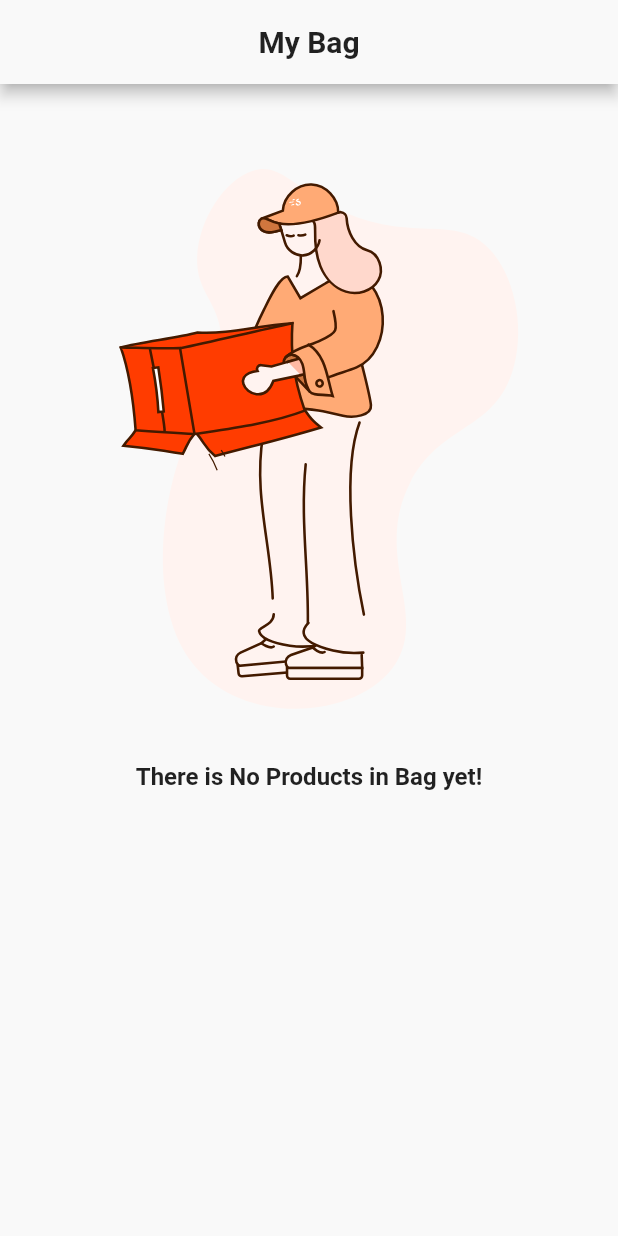
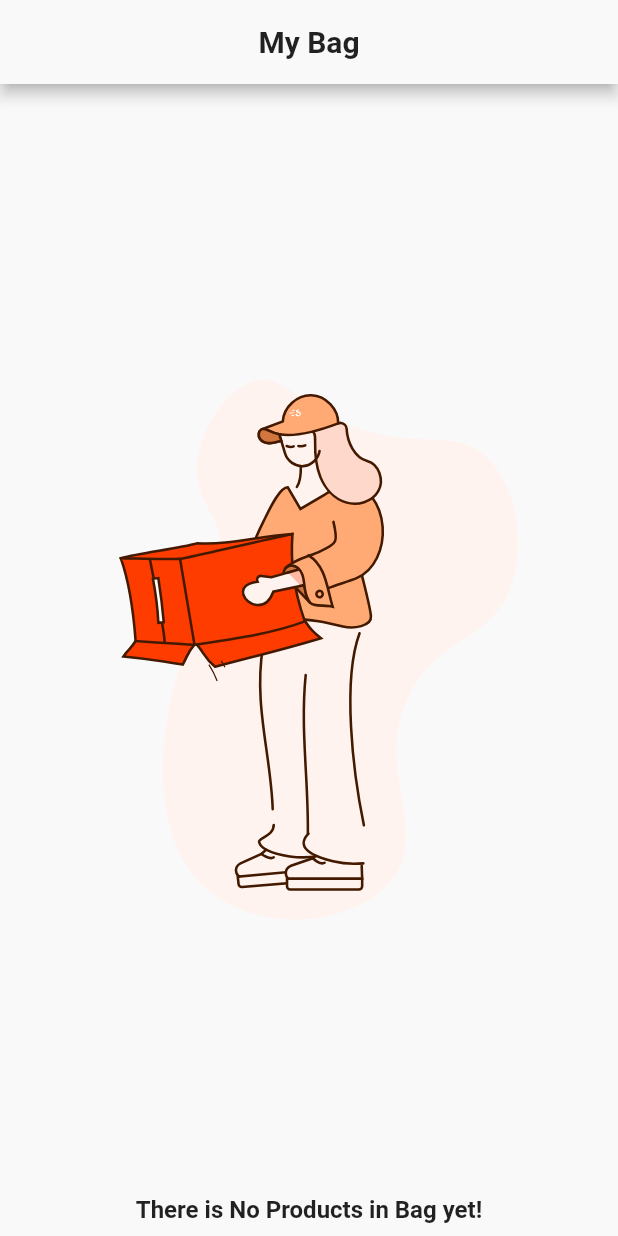
Before and after one commit to Mahmoudagha01/ShoPack-App-With-Clean-Architecture, a Flutter app: the CartView screen opened directly, on a phone screen of 412 x 824 dp. Run offline on Flutter 3.47's test engine with Material 2 defaults, Android fonts, the phone set to English and light mode, and no system bars; drawn by our look-alikes of lottie; our stand-ins replace bloc, carousel_slider, dartz, dio, equatable, flutter_bloc and 14 more; missing offline and left inert: cloudinary_sdk, fl_country_code_picker; accounts and stored records are empty; network calls fail; project files that could hold a hidden picture were left out.

Commit message:
handle some error in responsive ✔✔

```diff
--- a/lib/core/utilities/endpoints.dart
+++ b/lib/core/utilities/endpoints.dart
@@ -1,4 +1,6 @@
-const String baseUrlPath = 'http://192.168.1.6:4000/api/v1';
+import 'package:flutter_dotenv/flutter_dotenv.dart';
+
+String baseUrlPath =  dotenv.env['BASE_URL']!;
 const String paymentbaseUrlPath = 'https://accept.paymob.com/api';
 const String placesAutocompeleteUrlPath ="https://maps.googleapis.com/maps/api/place/autocomplete/json";
 const String placesUrlPath = "https://maps.googleapis.com/maps/api/place/details/json";
--- a/lib/core/utilities/strings.dart
+++ b/lib/core/utilities/strings.dart
@@ -55,7 +55,7 @@ class AppStrings {
   static const String verify = "Verify Email";
   static const String registerText = "Sign Up";
   static const String loading = "loading";
-  static const String retryAgain = "retry_again";
+  static const String updatePass = "Update Password";
   static const String ok = "Ok";
   static const String send = "Send";
   static const String sendReview = "Send Review";
--- a/lib/features/cart/presentation/views/cart.dart
+++ b/lib/features/cart/presentation/views/cart.dart
@@ -81,7 +81,7 @@ class _CartViewState extends State<CartView> {
                         AppStrings.addToCart.toUpperCase(),
                       );
                     },
-                  )),
+                  ),),
             ),
       body: Column(
         children: [
@@ -107,12 +107,15 @@ class _CartViewState extends State<CartView> {
                 if (state is CartLoaded) {
                   if (state.items.isEmpty) {
                     return Column(
+                      crossAxisAlignment: CrossAxisAlignment.center,
                       children: [
-                        Padding(
-                          padding: const EdgeInsets.symmetric(vertical: 20),
-                          child: LottieBuilder.asset('assets/images/empty.json'),
+                        Expanded(
+                          child: Center(child: LottieBuilder.asset('assets/images/empty.json')),
                         ),
-                         Text(AppStrings.notCart,style: Theme.of(context).textTheme.titleMedium,),
+                         Padding(
+                           padding: const EdgeInsets.all(8.0),
+                           child: Text(AppStrings.notCart,style: Theme.of(context).textTheme.titleMedium,),
+                         ),
                       ],
                     );
                   }
@@ -162,11 +165,13 @@ class _CartViewState extends State<CartView> {
                                               .copyWith(
                                                   color: ColorManager.grey),
                                         ),
-                                        Text(
-                                          '${BlocProvider.of<CartBloc>(context).totalAmount}  \$',
-                                          style: Theme.of(context)
-                                              .textTheme
-                                              .headline6,
+                                        FittedBox(
+                                          child: Text(
+                                            '${BlocProvider.of<CartBloc>(context).totalAmount}  \$',
+                                            style: Theme.of(context)
+                                                .textTheme
+                                                .headline6,
+                                          ),
                                         )
                                       ],
                                     )
--- a/lib/features/cart/presentation/widgets/deliverymethod_card.dart
+++ b/lib/features/cart/presentation/widgets/deliverymethod_card.dart
@@ -1,6 +1,5 @@
 import 'package:flutter/material.dart';
 import 'package:flutter_bloc/flutter_bloc.dart';
-import 'package:shopack_user/features/cart/presentation/bloc/cart_bloc.dart';
 import 'package:shopack_user/features/cart/presentation/bloc/location_bloc.dart';
 import '../../../../core/colors/colors.dart';
 import '../../../../core/utilities/mediaquery.dart';
@@ -56,7 +55,7 @@ class _DeliveryMethodCardState extends State<DeliveryMethodCard> {
                   fit: BoxFit.fitWidth,
                 ),
               ),
-              Text(deliveryMethods[widget.index]['title']!)
+              FittedBox(child: Text(deliveryMethods[widget.index]['title']!))
             ],
           ),
         ),
--- a/lib/features/home/presentation/view/product_details.dart
+++ b/lib/features/home/presentation/view/product_details.dart
@@ -348,7 +348,7 @@ class _ProductDetailsState extends State<ProductDetails>
                 height: 330,
                 child: ListView.builder(
                   scrollDirection: Axis.horizontal,
-                  itemCount: 6,
+                  itemCount:3,
                   itemBuilder: (context, index) {
                     return InkWell(
                       onTap: () {
--- a/lib/features/home/widgets/header.dart
+++ b/lib/features/home/widgets/header.dart
@@ -26,7 +26,7 @@ class HomeHeader extends StatelessWidget {
                   image: AssetImage("assets/images/opacity.png"),
                   fit: BoxFit.cover))),
       Positioned(
-        top: kHeight(context) * 0.2,
+        bottom: kHeight(context) * 0.05,
         left: 20,
         child: Column(
           crossAxisAlignment: CrossAxisAlignment.start,
--- a/lib/features/profile/presentation/views/profile.dart
+++ b/lib/features/profile/presentation/views/profile.dart
@@ -60,7 +60,8 @@ class ProfileView extends StatelessWidget {
           child: BlocBuilder<ProfileBloc, ProfileState>(
             builder: (context, state) {
               if (state is ProfileLoadedState) {
-                return Column(
+                return SingleChildScrollView(
+                  child: Column(
                     crossAxisAlignment: CrossAxisAlignment.center,
                     children: [
                       const SizedBox(
@@ -146,6 +147,7 @@ class ProfileView extends StatelessWidget {
                             color: Colors.red,
                           ))
                     ],
+                  ),
                 );
               } else if (state is ProfileLoadingState) {
                 return const Center(child: CircularProgressIndicator());
--- a/lib/features/profile/presentation/widgets/order_card.dart
+++ b/lib/features/profile/presentation/widgets/order_card.dart
@@ -19,7 +19,7 @@ class OrderCard extends StatelessWidget {
       padding: const EdgeInsets.symmetric(horizontal: 15, vertical: 10),
       child: Container(
         width: kWidth(context),
-        height: kHeight(context) / 6,
+        height:kHeight(context)>=800? kHeight(context) / 6: kHeight(context) / 3.5,
         decoration: BoxDecoration(
             color: ColorManager.white,
             boxShadow: kElevationToShadow[6],
--- a/lib/features/shop/data/repositories/products_repositoryimpl.dart
+++ b/lib/features/shop/data/repositories/products_repositoryimpl.dart
@@ -51,6 +51,7 @@ class ProductsRepositoryImpl implements ProductRepository {
         final data = await productsDatasource.sendReview(params);
         return right(data);
       } catch (error) {
+        print(error);
         return left(ErrorHandler.handle(error).failure);
       }
     } else {
--- a/lib/features/shop/presentation/widgets/reviewsheet.dart
+++ b/lib/features/shop/presentation/widgets/reviewsheet.dart
@@ -29,6 +29,7 @@ class _ReviewSheetState extends State<ReviewSheet> {
         key: formKey,
         child: Padding(
           padding: const EdgeInsets.symmetric(horizontal: 15, vertical: 10),
+          child: SingleChildScrollView(
             child: Column(
               children: [
                 const SizedBox(
@@ -118,6 +119,7 @@ class _ReviewSheetState extends State<ReviewSheet> {
             ),
           ),
         ),
+      ),
     );
   }
 }
```
Also changed, not shown: lib/core/network/api_provider_impl.dart (+0 -19 lines), lib/core/network/payment_api_provider_impl.dart (+0 -16 lines), lib/features/cart/presentation/widgets/cart_item.dart (+4 -6 lines), lib/features/favorite/presentation/views/favorite.dart (+6 -4 lines), lib/features/profile/presentation/views/updatePass.dart (+9 -14 lines), lib/features/shop/presentation/widgets/filter.dart (+4 -6 lines). Lines whose indentation alone changed are shown as unchanged.
